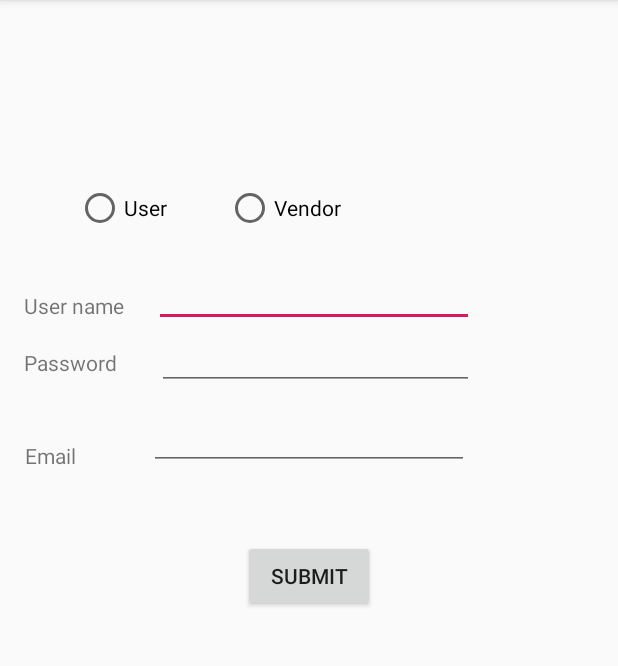
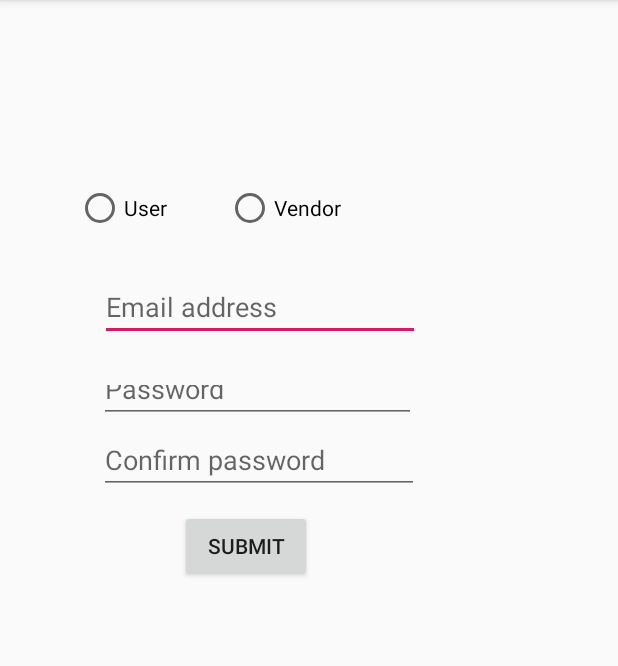
Before and after one commit to priyanka411/Android2-6, an Android app: the Activity2register screen opened directly, with no data from a screen before it, after a tap on "SUBMIT", on a phone screen of 412 x 824 dp, the part 84-750 px from its top. Run offline under Robolectric (Android 15) with nearby library versions, the phone set to English and light mode, and no system bars.

Commit message:
created a Database using SQLite 1. created a table for the user registration with coloumns-"Email address", "passord", "confirm password" 2.created password match criteria 3.shows if users are added to database 4. if password don't match it shows "Password do not match"
Priyanka Bonam(s534090)

```diff
--- a/Androidprojectgroup_26/app/src/main/java/com/example/androidprojectgroup_2_6/Activity2register.java
+++ b/Androidprojectgroup_26/app/src/main/java/com/example/androidprojectgroup_2_6/Activity2register.java
@@ -8,14 +8,24 @@ import android.view.View;
 import android.support.v7.app.AppCompatActivity;
 import android.os.Bundle;
 import android.widget.RadioButton;
+import android.widget.Toast;
 
 
 public class Activity2register extends AppCompatActivity {
     Button submit;
+    EditText e1, e2, e3;
+    DataBaseHelper db;
+
+
     @Override
     protected void onCreate(Bundle savedInstanceState) {
         super.onCreate(savedInstanceState);
         setContentView(R.layout.activity2_register);
+        db=new DataBaseHelper(this);
+        e1=(EditText)findViewById(R.id.email);
+        e2=(EditText)findViewById(R.id.password);
+        e3=(EditText)findViewById(R.id.confirmpassword);
+
         submit=(Button)findViewById(R.id.submit);
        final RadioButton user=(RadioButton)findViewById(R.id.userrb);
         final RadioButton vendor=(RadioButton)findViewById(R.id.Vendorrb);
@@ -23,27 +33,49 @@ public class Activity2register extends AppCompatActivity {
         submit.setOnClickListener(new View.OnClickListener() {
             @Override
             public void onClick(View v) {
-                if(vendor.isChecked()) {
-                    thanks();
+                String s1=e1.getText().toString();
+                String s2=e2.getText().toString();
+                String s3=e3.getText().toString();
+                if(s1.equals("")||s2.equals("")||s3.equals(""))
+                {
+                    Toast.makeText(getApplicationContext(), "fields are empty", Toast.LENGTH_SHORT ).show();
                 }
-                else  if(user.isChecked()){
-                    comment();
+                else {
+                    if(s2.equals(s3)){
+                        Boolean chkemail=db.chkmail(s1);
+                        if(chkemail==true){
+                            Boolean insert=db.insert(s1,s2);
+                            if(insert==true){
+                                Toast.makeText(getApplicationContext(), "Registered successfully", Toast.LENGTH_SHORT).show();
+                            }
+                        }
+                        else{
+                            Toast.makeText(getApplicationContext(), "Email already exist", Toast.LENGTH_SHORT).show();
+                        }
+                    }
+                    else {
+                        Toast.makeText(getApplicationContext(),"password do not match", Toast.LENGTH_SHORT).show();
+                    }
                 }
+
+//                if(vendor.isChecked()) {
+//                    thanks();
+//                }
+//                else  if(user.isChecked()){
+//                    comment();
+//                }
             }
         });
 
     }
-
-    public void comment()
-    {
-        Intent in=new Intent(this,Activity2thanks.class);
-        startActivity(in);
-
-    }
-    public void thanks()
-    {
-        Intent in=new Intent(this,Activity3.class);
-        startActivity(in);
-
-    }
+//    public void comment()
+//    {
+//        Intent in=new Intent(this,Activity2thanks.class);
+//        startActivity(in);
+//    }
+//    public void thanks()
+//    {
+//        Intent in=new Intent(this,Activity3.class);
+//        startActivity(in);
+//    }
 }
--- a/Androidprojectgroup_26/app/src/main/res/layout/activity2_register.xml
+++ b/Androidprojectgroup_26/app/src/main/res/layout/activity2_register.xml
@@ -5,70 +5,34 @@
     android:layout_width="match_parent"
     android:layout_height="match_parent">
 
-    <TextView
-        android:id="@+id/username_tv2"
-        android:layout_width="wrap_content"
-        android:layout_height="38dp"
-        android:text="User name"
-        app:layout_constraintBottom_toBottomOf="parent"
-        app:layout_constraintEnd_toEndOf="parent"
-        app:layout_constraintHorizontal_bias="0.046"
-        app:layout_constraintStart_toStartOf="parent"
-        app:layout_constraintTop_toTopOf="parent"
-        app:layout_constraintVertical_bias="0.266" />
-
     <EditText
-        android:id="@+id/editText3"
+        android:id="@+id/email"
         android:layout_width="wrap_content"
         android:layout_height="wrap_content"
-        android:layout_marginEnd="96dp"
+        android:layout_marginEnd="132dp"
         android:ems="10"
+        android:hint="Email address"
         android:inputType="textPersonName"
         app:layout_constraintBottom_toBottomOf="parent"
         app:layout_constraintEnd_toEndOf="parent"
         app:layout_constraintHorizontal_bias="0.5"
         app:layout_constraintStart_toEndOf="@+id/username"
         app:layout_constraintTop_toTopOf="parent"
-        app:layout_constraintVertical_bias="0.239" />
-
-    <TextView
-        android:id="@+id/password_tv2"
-        android:layout_width="wrap_content"
-        android:layout_height="wrap_content"
-        android:layout_marginTop="32dp"
-        android:text="Password"
-        app:layout_constraintBottom_toBottomOf="parent"
-        app:layout_constraintEnd_toEndOf="parent"
-        app:layout_constraintHorizontal_bias="0.045"
-        app:layout_constraintStart_toStartOf="parent"
-        app:layout_constraintTop_toTopOf="parent"
-        app:layout_constraintVertical_bias="0.279" />
-
-    <TextView
-        android:id="@+id/password_tv3"
-        android:layout_width="wrap_content"
-        android:layout_height="wrap_content"
-        android:layout_marginTop="32dp"
-        android:text="Email "
-        app:layout_constraintBottom_toBottomOf="parent"
-        app:layout_constraintEnd_toEndOf="parent"
-        app:layout_constraintHorizontal_bias="0.045"
-        app:layout_constraintStart_toStartOf="parent"
-        app:layout_constraintTop_toTopOf="parent"
-        app:layout_constraintVertical_bias="0.366" />
+        app:layout_constraintVertical_bias="0.252" />
 
     <EditText
-        android:id="@+id/editText4"
+        android:id="@+id/password"
         android:layout_width="211dp"
-        android:layout_height="51dp"
+        android:layout_height="35dp"
         android:ems="10"
+        android:hint="Password"
         android:inputType="textPassword"
         app:layout_constraintBottom_toBottomOf="parent"
         app:layout_constraintEnd_toEndOf="parent"
-        app:layout_constraintHorizontal_bias="0.52"
+        app:layout_constraintHorizontal_bias="0.33"
         app:layout_constraintStart_toStartOf="parent"
         app:layout_constraintTop_toTopOf="parent"
-        app:layout_constraintVertical_bias="0.291" />
+        app:layout_constraintVertical_bias="0.337" />
 
     <RadioButton
         android:id="@+id/userrb"
@@ -95,16 +59,18 @@
         app:layout_constraintVertical_bias="0.167" />
 
     <EditText
-        android:id="@+id/editText5"
+        android:id="@+id/confirmpassword"
         android:layout_width="wrap_content"
         android:layout_height="wrap_content"
         android:ems="10"
-        android:inputType="textEmailAddress"
+        android:hint="Confirm password"
+        android:inputType="none|textPassword"
         app:layout_constraintBottom_toBottomOf="parent"
         app:layout_constraintEnd_toEndOf="parent"
+        app:layout_constraintHorizontal_bias="0.333"
         app:layout_constraintStart_toStartOf="parent"
         app:layout_constraintTop_toTopOf="parent"
-        app:layout_constraintVertical_bias="0.371" />
+        app:layout_constraintVertical_bias="0.393" />
 
     <Button
         android:id="@+id/submit"
@@ -113,7 +79,8 @@
         android:text="Submit"
         app:layout_constraintBottom_toBottomOf="parent"
         app:layout_constraintEnd_toEndOf="parent"
-        app:layout_constraintHorizontal_bias="0.5"
+        app:layout_constraintHorizontal_bias="0.371"
         app:layout_constraintStart_toStartOf="parent"
-        app:layout_constraintTop_toTopOf="parent" />
+        app:layout_constraintTop_toTopOf="parent"
+        app:layout_constraintVertical_bias="0.472" />
 </android.support.constraint.ConstraintLayout>
```
Also changed, not shown: Androidprojectgroup_26/app/src/main/java/com/example/androidprojectgroup_2_6/DataBaseHelper.java (added, +44 -0 lines).
